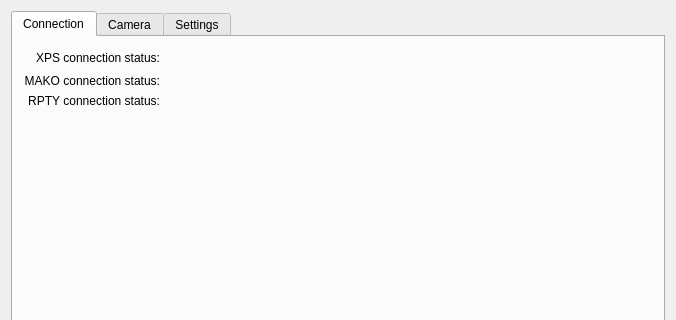
Old version of the form mainwindow.ui in the repository mvxe/MLA-CS; both pictures show x 0 to 676 and y 0 to 320 of the 676 by 584 pixel window.
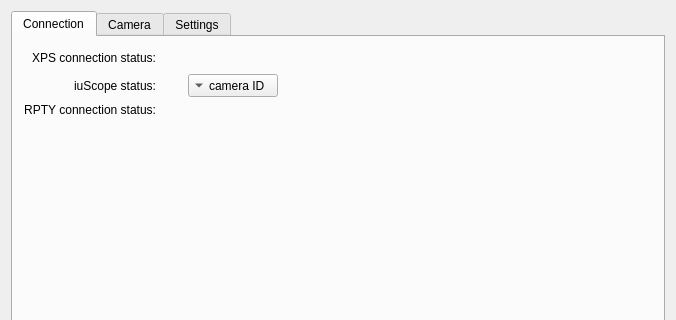
New version of the form. The open tabs and pages were chosen to show the change. Icons and pictures are not drawn.

Commit message: updated gui made some progress on camera interface

```diff
--- a/mainwindow.ui
+++ b/mainwindow.ui
@@ -31,7 +31,7 @@
         <string>Connection</string>
        </attribute>
        <layout class="QGridLayout" name="gridLayout_2">
-        <item row="3" column="1">
+        <item row="3" column="2">
          <spacer name="verticalSpacer_2">
           <property name="orientation">
            <enum>Qt::Vertical</enum>
@@ -44,16 +44,6 @@
           </property>
          </spacer>
         </item>
-        <item row="1" column="0">
-         <widget class="QLabel" name="label_8">
-          <property name="text">
-           <string>MAKO connection status:</string>
-          </property>
-          <property name="alignment">
-           <set>Qt::AlignRight|Qt::AlignTrailing|Qt::AlignVCenter</set>
-          </property>
-         </widget>
-        </item>
         <item row="0" column="0">
          <widget class="QLabel" name="label_6">
           <property name="text">
@@ -65,19 +55,6 @@
          </widget>
         </item>
         <item row="0" column="2">
-         <spacer name="horizontalSpacer_2">
-          <property name="orientation">
-           <enum>Qt::Horizontal</enum>
-          </property>
-          <property name="sizeHint" stdset="0">
-           <size>
-            <width>40</width>
-            <height>20</height>
-           </size>
-          </property>
-         </spacer>
-        </item>
-        <item row="0" column="1">
          <widget class="QLabel" name="si_XPS">
           <property name="sizePolicy">
            <sizepolicy hsizetype="Preferred" vsizetype="Preferred">
@@ -117,8 +94,8 @@
           </property>
          </widget>
         </item>
-        <item row="1" column="1">
-         <widget class="QLabel" name="si_MAKO">
+        <item row="1" column="2">
+         <widget class="QLabel" name="si_iuScope">
           <property name="maximumSize">
            <size>
             <width>30</width>
@@ -152,7 +129,7 @@
           </property>
          </widget>
         </item>
-        <item row="2" column="1">
+        <item row="2" column="2">
          <widget class="QLabel" name="si_RPTY">
           <property name="maximumSize">
            <size>
@@ -171,6 +148,68 @@
           </property>
          </widget>
         </item>
+        <item row="1" column="4">
+         <layout class="QHBoxLayout" name="horizontalLayout">
+          <item>
+           <widget class="QToolButton" name="cam1_select">
+            <property name="toolTipDuration">
+             <number>-1</number>
+            </property>
+            <property name="inputMethodHints">
+             <set>Qt::ImhNone</set>
+            </property>
+            <property name="text">
+             <string>camera ID</string>
+            </property>
+            <property name="popupMode">
+             <enum>QToolButton::InstantPopup</enum>
+            </property>
+            <property name="toolButtonStyle">
+             <enum>Qt::ToolButtonTextBesideIcon</enum>
+            </property>
+            <property name="arrowType">
+             <enum>Qt::DownArrow</enum>
+            </property>
+           </widget>
+          </item>
+          <item>
+           <spacer name="horizontalSpacer">
+            <property name="orientation">
+             <enum>Qt::Horizontal</enum>
+            </property>
+            <property name="sizeHint" stdset="0">
+             <size>
+              <width>40</width>
+              <height>20</height>
+             </size>
+            </property>
+           </spacer>
+          </item>
+         </layout>
+        </item>
+        <item row="0" column="4">
+         <spacer name="horizontalSpacer_2">
+          <property name="orientation">
+           <enum>Qt::Horizontal</enum>
+          </property>
+          <property name="sizeHint" stdset="0">
+           <size>
+            <width>40</width>
+            <height>20</height>
+           </size>
+          </property>
+         </spacer>
+        </item>
+        <item row="1" column="0">
+         <widget class="QLabel" name="label_7">
+          <property name="text">
+           <string>iuScope status:</string>
+          </property>
+          <property name="alignment">
+           <set>Qt::AlignRight|Qt::AlignTrailing|Qt::AlignVCenter</set>
+          </property>
+         </widget>
+        </item>
        </layout>
       </widget>
       <widget class="QWidget" name="tabcamera">
```
Left out of the diff: 2 changed lines with no effect on the pictures. The commit also changes 10 other files.
